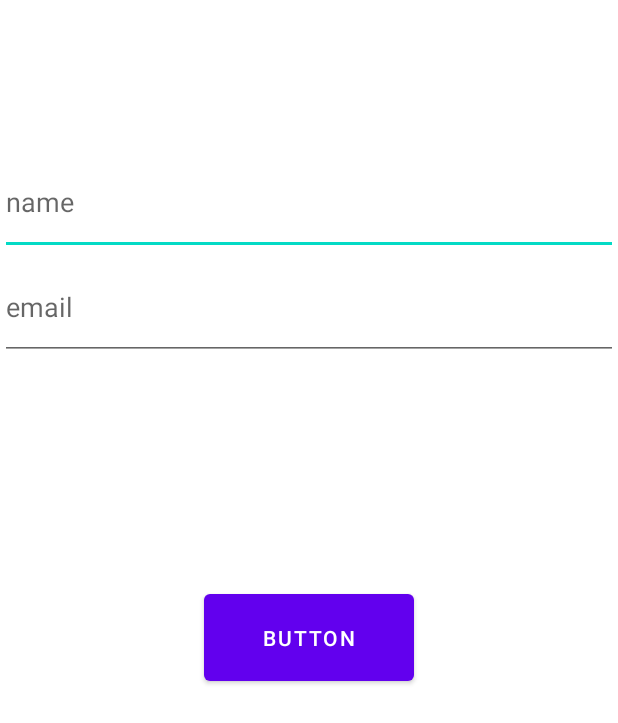
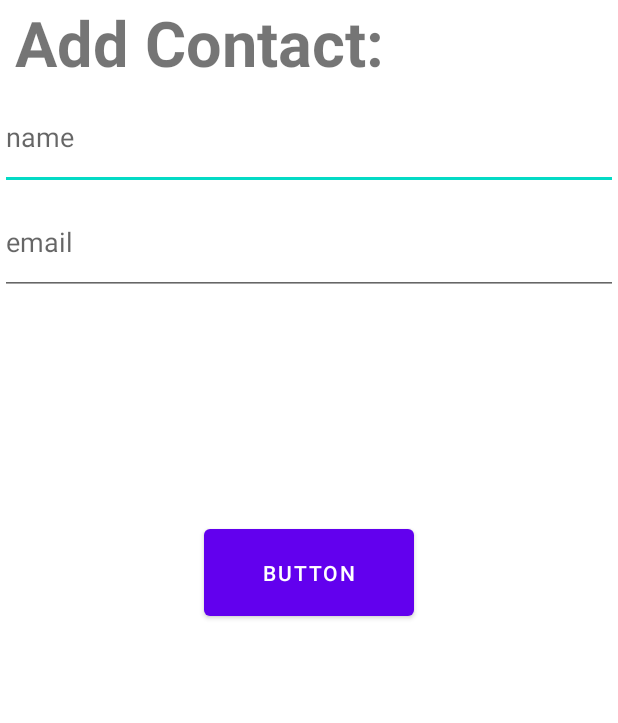
Before and after one commit to CoderBryGuy/Old_Skool_DB_Project, an Android app: the layout add_contact.xml on its own in the app's theme, with its tools: preview values and no code run, on a phone screen of 412 x 824 dp. Shown: the top 723 px of the screen. Run offline under Robolectric (Android 15) with nearby library versions, the phone set to English and light mode, and no system bars.

Commit message:
working on addAndEditContact

```diff
--- a/app/src/main/res/layout/add_contact.xml
+++ b/app/src/main/res/layout/add_contact.xml
@@ -6,14 +6,24 @@
         android:orientation="vertical" android:layout_height="wrap_content">
 
 
+    <TextView
+            android:paddingStart="10dp"
+            android:text="@string/add_contact"
+            android:layout_width="match_parent"
+            android:layout_height="wrap_content" android:id="@+id/change_contact_title" android:layout_weight="1"
+            android:textStyle="bold"
+    android:textSize="42sp"
+
+    />
     <EditText
+
             android:layout_width="match_parent"
             android:layout_height="70dp"
             android:inputType="textPersonName"
             android:hint="@string/name_txtview"
             android:ems="10"
-            android:id="@+id/editTextTextPersonName"
-            android:layout_weight="1" android:layout_marginTop="100dp"/>
+            android:id="@+id/name_addCon"
+            android:layout_weight="1" />
     <EditText
             android:layout_width="match_parent"
             android:layout_height="70dp"
@@ -25,6 +35,6 @@
     <Button
             android:text="Button"
             android:layout_width="140dp"
-            android:layout_height="70dp" android:id="@+id/button"
+            android:layout_height="70dp" android:id="@+id/email_addCon"
             android:layout_weight="1" android:layout_gravity="center_horizontal" android:layout_marginTop="150dp"/>
 </LinearLayout>
--- a/app/src/main/res/values/strings.xml
+++ b/app/src/main/res/values/strings.xml
@@ -1,6 +1,7 @@
 <resources>
     <string name="app_name">Old_Skool_DB_Project</string>
-    <string name="add_contact">Add Contact</string>
+    <string name="add_contact">Add Contact:</string>
+    <string name="update_contact">Update Contact:</string>
     <string name="name_txtview">name</string>
     <string name="email_txtvw">email</string>
     <string name="settings">Settings</string>
```
Also changed, not shown: app/src/main/java/com/company/old_skool_db_project/MainActivity.java (+79 -2 lines), app/src/main/java/com/company/old_skool_db_project/adapter/ContactsAdapter.java (added, +115 -0 lines).
